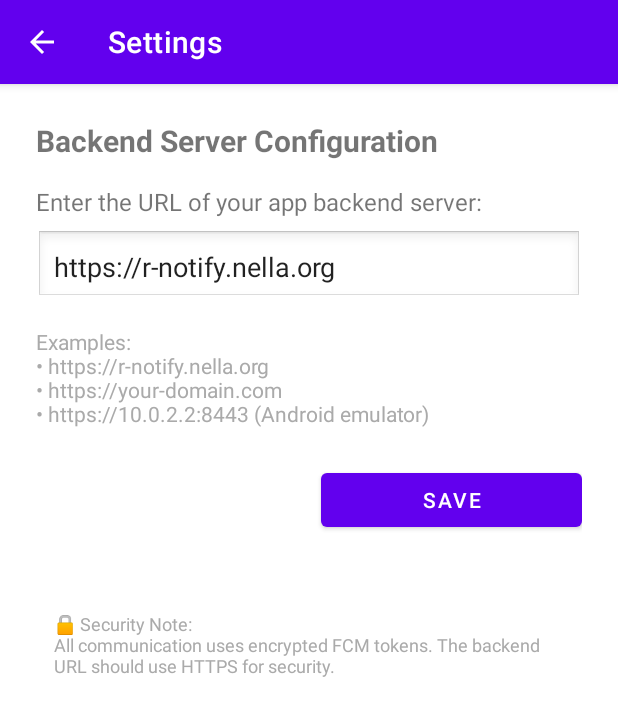
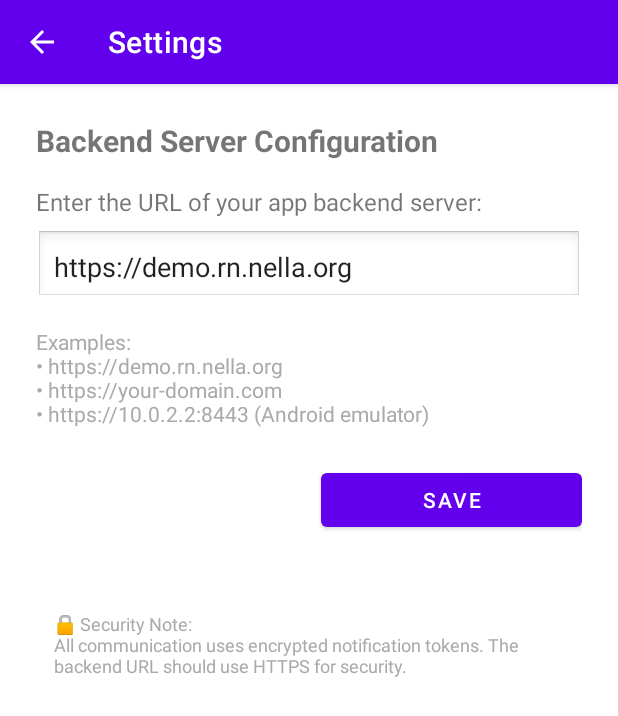
Before and after one commit to jeffallen/remote-notification, an Android app: the screen it shows after launch (SettingsActivity), after a tap on "Settings", on a phone screen of 412 x 824 dp. Shown: the top 716 px of the screen. Run offline under Robolectric (Android 15) with nearby library versions, the phone set to English and light mode, and no system bars; 1 other tap on this screen came first.

Commit message:
Rename demo-app from FCM App to Remote Notify Demo App with proper git history
- Use git mv to preserve file history when moving Kotlin files
- Change package name from org.nella.fcmapp to org.nella.RN.demo (capital RN)
- Update applicationId and namespace in build.gradle to new package name
- Rename FCMService to RnDemoService class and update all references
- Update AndroidManifest.xml with new service name and theme references
- Change app name from 'FCM App' to 'Remote Notify Demo App' in strings.xml
- Update theme name from Theme.FCMApp to Theme.RemoteNotifyDemoApp
- Replace user-facing 'FCM' references with 'notification' terminology
- Change default backend URL to https://demo.rn.nella.org
- Update README.md with new app name, package references, and default URL
- Maintain Firebase-specific technical terms where appropriate
- Update SharedPreferences name from FCMAppSettings to RnDemoSettings
- Change notification channel ID from fcm_default_channel to rn_demo_channel
- Update all UI hints and examples to use new demo.rn.nella.org domain
- Preserve all Firebase Cloud Messaging functionality and dependencies

Co-Authored-By: sketch <hello@sketch.dev>
Change-ID: s2f8322e1907a4366k

```diff
--- a/demo-app/app/build.gradle
+++ b/demo-app/app/build.gradle
@@ -5,11 +5,11 @@ plugins {
 }
 
 android {
-    namespace 'org.nella.fcmapp'
+    namespace 'org.nella.RN.demo'
     compileSdk 36
 
     defaultConfig {
-        applicationId "org.nella.fcmapp"
+        applicationId "org.nella.RN.demo"
         minSdk 21
         targetSdk 34
         versionCode 1
--- a/demo-app/app/src/main/java/org/nella/fcmapp/SettingsActivity.kt
+++ b/demo-app/app/src/main/java/org/nella/RN/demo/SettingsActivity.kt
@@ -1,4 +1,4 @@
-package org.nella.fcmapp
+package org.nella.RN.demo
 
 import android.content.Context
 import android.content.SharedPreferences
@@ -17,9 +17,9 @@ class SettingsActivity : AppCompatActivity() {
     private lateinit var prefs: SharedPreferences
 
     companion object {
-        const val PREFS_NAME = "FCMAppSettings"
+        const val PREFS_NAME = "RnDemoSettings"
         const val PREF_BACKEND_URL = "backend_url"
-        const val DEFAULT_BACKEND_URL = "https://r-notify.nella.org"
+        const val DEFAULT_BACKEND_URL = "https://demo.rn.nella.org"
 
         fun getBackendUrl(context: Context): String {
             val prefs = context.getSharedPreferences(PREFS_NAME, Context.MODE_PRIVATE)
--- a/demo-app/app/src/main/res/layout/activity_settings.xml
+++ b/demo-app/app/src/main/res/layout/activity_settings.xml
@@ -24,7 +24,7 @@
         android:id="@+id/urlEditText"
         android:layout_width="match_parent"
         android:layout_height="wrap_content"
-        android:hint="https://r-notify.nella.org"
+        android:hint="https://demo.rn.nella.org"
         android:inputType="textUri"
         android:layout_marginBottom="16dp"
         android:padding="12dp"
@@ -33,7 +33,7 @@
     <TextView
         android:layout_width="match_parent"
         android:layout_height="wrap_content"
-        android:text="Examples:\n• https://r-notify.nella.org\n• https://your-domain.com\n• https://10.0.2.2:8443 (Android emulator)"
+        android:text="Examples:\n• https://demo.rn.nella.org\n• https://your-domain.com\n• https://10.0.2.2:8443 (Android emulator)"
         android:textSize="14sp"
         android:textColor="@android:color/darker_gray"
         android:layout_marginBottom="24dp" />
@@ -66,7 +66,7 @@
     <TextView
         android:layout_width="match_parent"
         android:layout_height="wrap_content"
-        android:text="\n🔒 Security Note:\nAll communication uses encrypted FCM tokens. The backend URL should use HTTPS for security."
+        android:text="\n🔒 Security Note:\nAll communication uses encrypted notification tokens. The backend URL should use HTTPS for security."
         android:textSize="12sp"
         android:textColor="@android:color/darker_gray"
         android:layout_marginTop="24dp"
--- a/demo-app/app/src/main/res/values/strings.xml
+++ b/demo-app/app/src/main/res/values/strings.xml
@@ -1,3 +1,3 @@
 <resources>
-    <string name="app_name">FCM App</string>
+    <string name="app_name">Remote Notify Demo App</string>
 </resources>
--- a/demo-app/app/src/main/res/values/themes.xml
+++ b/demo-app/app/src/main/res/values/themes.xml
@@ -1,6 +1,6 @@
 <resources xmlns:tools="http://schemas.android.com/tools">
     <!-- Base application theme. -->
-    <style name="Theme.FCMApp" parent="Theme.MaterialComponents.DayNight.DarkActionBar">
+    <style name="Theme.RemoteNotifyDemoApp" parent="Theme.MaterialComponents.DayNight.DarkActionBar">
         <!-- Primary brand color. -->
         <item name="colorPrimary">@color/purple_500</item>
         <item name="colorPrimaryVariant">@color/purple_700</item>
```
Also changed, not shown: demo-app/app/src/main/AndroidManifest.xml (+4 -4 lines), demo-app/app/src/main/java/org/nella/RN/demo/MainActivity.kt (renamed from demo-app/app/src/main/java/org/nella/fcmapp/MainActivity.kt, +6 -6 lines), demo-app/app/src/main/java/org/nella/RN/demo/RnDemoService.kt (renamed from demo-app/app/src/main/java/org/nella/fcmapp/FCMService.kt, +7 -7 lines), 1 other file.
